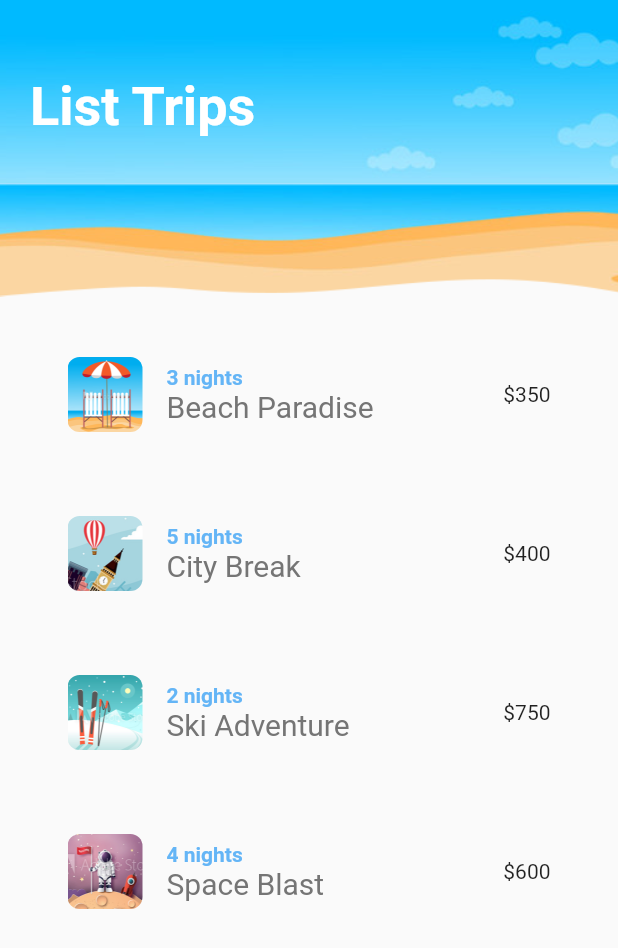
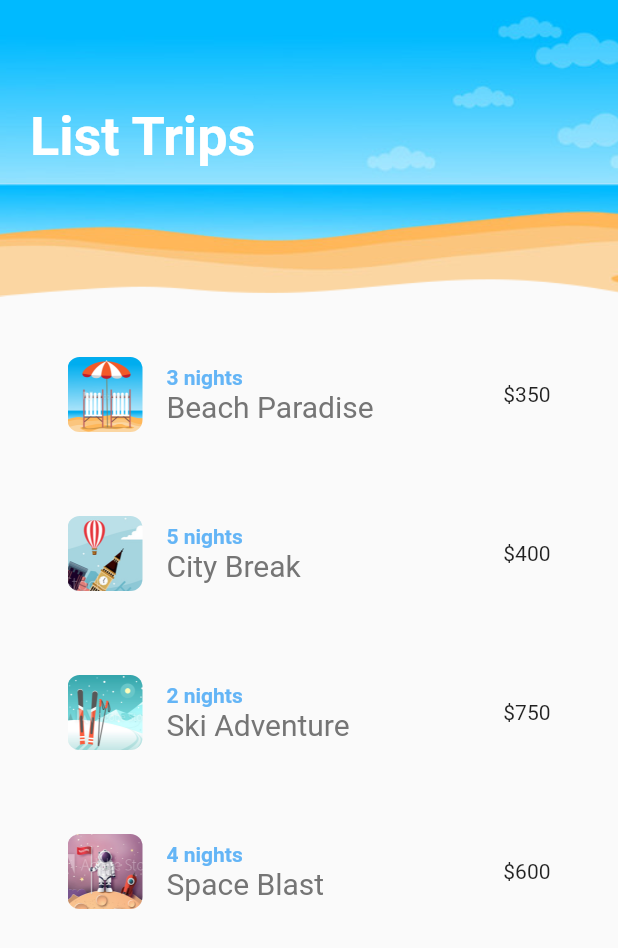
Before and after one commit to r3nyah/Flutter-Animations, a Flutter app: the Home screen opened directly, on a phone screen of 412 x 824 dp. Shown: the top 948 px of the screen. Run offline on Flutter 3.47's test engine with Material 2 defaults, Android fonts, the phone set to English and light mode, and no system bars; missing offline and left inert: lipsum.

Commit message:
Lesson-3

```diff
--- a/lib/main.dart
+++ b/lib/main.dart
@@ -12,7 +12,7 @@ class MyApp extends StatelessWidget {
   Widget build(BuildContext context) {
     return MaterialApp(
       title: 'List Trips',
-      home: Sandbox(),
+      home: Home(),
     );
   }
 }
--- a/lib/shared/screenTitle.dart
+++ b/lib/shared/screenTitle.dart
@@ -8,9 +8,22 @@ class ScreenTitle extends StatelessWidget {
 
   @override
   Widget build(BuildContext context) {
-    return Text(
-      text,
-      style: TextStyle(fontSize: 36, color: Colors.white, fontWeight: FontWeight.bold),
+    return TweenAnimationBuilder(
+      child: Text(
+        text,
+        style: TextStyle(fontSize: 36, color: Colors.white, fontWeight: FontWeight.bold),
+      ),
+      tween: Tween<double>(begin: 0 , end: 1),
+      duration: Duration(milliseconds: 500),
+      builder: (BuildContext context, double _val, Widget ? child) {
+        return Opacity(
+          opacity: _val,
+          child: Padding(
+              padding: EdgeInsets.only(top: _val * 20),
+              child: child
+          ),
+        );
+      },
     );
   }
 }
```
